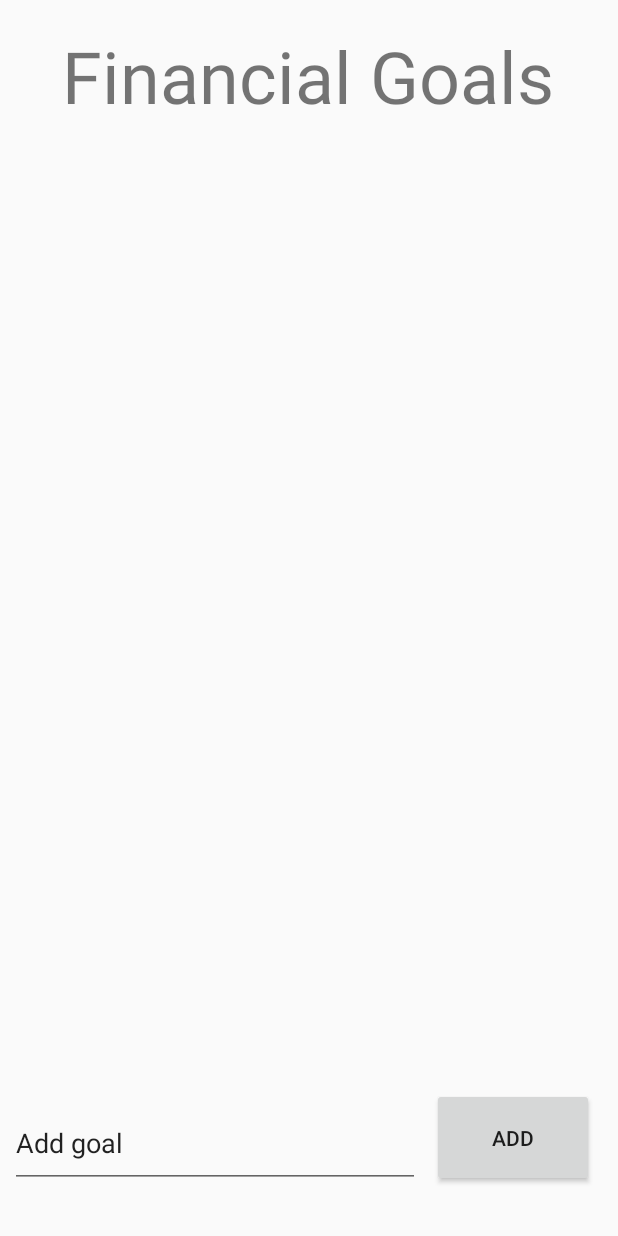
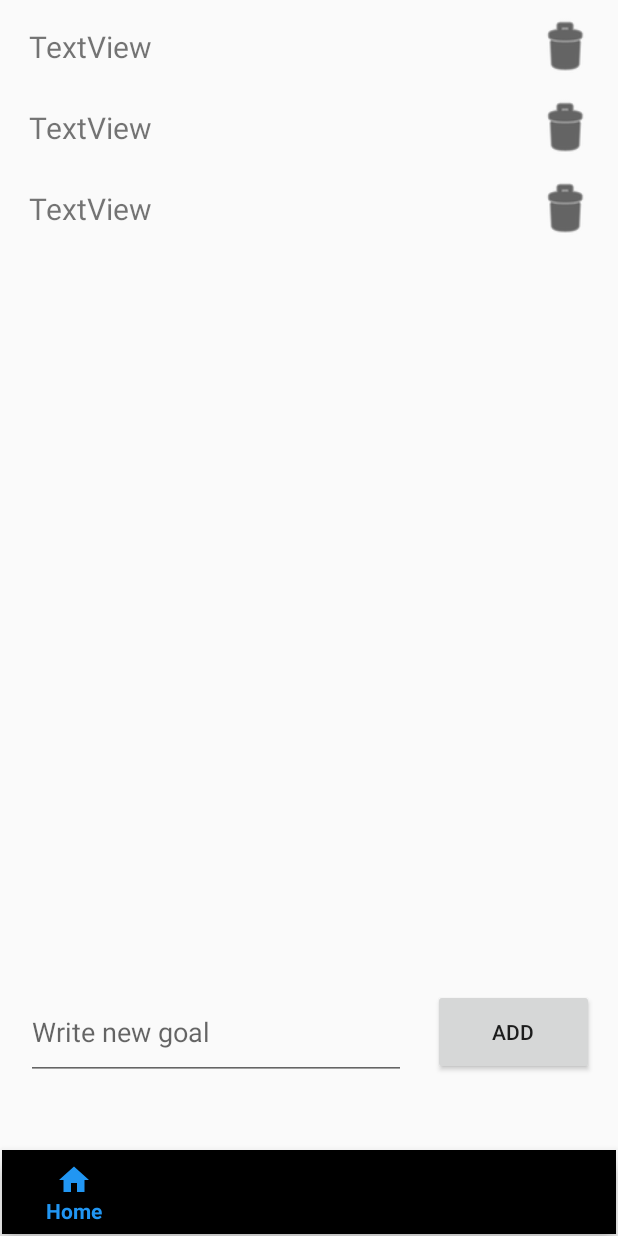
Before and after one commit to zuodanlee/MAD_Team4_Finance_Tracker, an Android app: the layout activity_goals.xml on its own in the app's theme, with its tools: preview values and no code run, on a phone screen of 412 x 824 dp. Run offline under Robolectric (Android 15) with nearby library versions, the phone set to English and light mode, and no system bars.

Commit message:
Goal layout

```diff
--- a/app/src/main/AndroidManifest.xml
+++ b/app/src/main/AndroidManifest.xml
@@ -12,6 +12,7 @@
         <activity android:name=".TransactionHistoryActivity" android:label="History"></activity>
         <activity android:name=".ReportActivity" android:label="Report"/>
         <activity android:name=".SettingActivity" android:label="Setting"/>
+        <activity android:name=".GoalsActivity" android:label="Financial Goals"/>
         <activity
             android:name=".SpendActivity"
             android:label="Expenses"
--- a/app/src/main/java/sg/edu/np/financetracker2/MainActivity.java
+++ b/app/src/main/java/sg/edu/np/financetracker2/MainActivity.java
@@ -91,6 +91,10 @@ public class MainActivity extends AppCompatActivity {
                     case R.id.history:
                         Intent intent4 = new Intent(MainActivity.this, TransactionHistoryActivity.class);
                         startActivity(intent4);
+                        break;
+                    case R.id.goals:
+                        Intent intent5 = new Intent(MainActivity.this, GoalsActivity.class);
+                        startActivity(intent5);
                         break;
                 }
 
--- a/app/src/main/java/sg/edu/np/financetracker2/NavbarActivity.java
+++ /dev/null
@@ -1,4 +0,0 @@
-package sg.edu.np.financetracker2;
-
-public class NavbarActivity {
-}
--- a/app/src/main/java/sg/edu/np/financetracker2/ReportActivity.java
+++ b/app/src/main/java/sg/edu/np/financetracker2/ReportActivity.java
@@ -2,6 +2,7 @@ package sg.edu.np.financetracker2;
 
 import androidx.annotation.NonNull;
 import androidx.appcompat.app.AppCompatActivity;
+import androidx.recyclerview.widget.RecyclerView;
 
 import android.content.Intent;
 import android.os.Bundle;
@@ -40,7 +41,10 @@ public class ReportActivity extends AppCompatActivity {
                         Intent intent4 = new Intent(ReportActivity.this, TransactionHistoryActivity.class);
                         startActivity(intent4);
                         break;
-
+                    case R.id.goals:
+                        Intent intent5 = new Intent(ReportActivity.this, GoalsActivity.class);
+                        startActivity(intent5);
+                        break;
                 }
 
                 return false;
--- a/app/src/main/java/sg/edu/np/financetracker2/SettingActivity.java
+++ b/app/src/main/java/sg/edu/np/financetracker2/SettingActivity.java
@@ -77,6 +77,10 @@ public class SettingActivity extends AppCompatActivity {
                     case R.id.history:
                         Intent intent4 = new Intent(SettingActivity.this, TransactionHistoryActivity.class);
                         startActivity(intent4);
+                        break;
+                    case R.id.goals:
+                        Intent intent5 = new Intent(SettingActivity.this, GoalsActivity.class);
+                        startActivity(intent5);
                         break;
                 }
 
--- a/app/src/main/java/sg/edu/np/financetracker2/TransactionHistoryActivity.java
+++ b/app/src/main/java/sg/edu/np/financetracker2/TransactionHistoryActivity.java
@@ -58,6 +58,10 @@ public class TransactionHistoryActivity extends AppCompatActivity {
                         Intent intent4 = new Intent(TransactionHistoryActivity.this, MainActivity.class);
                         startActivity(intent4);
                         break;
+                    case R.id.goals:
+                        Intent intent5 = new Intent(TransactionHistoryActivity.this, GoalsActivity.class);
+                        startActivity(intent5);
+                        break;
                 }
 
                 return false;
--- a/app/src/main/res/layout/activity_goals.xml
+++ b/app/src/main/res/layout/activity_goals.xml
@@ -6,51 +6,53 @@
     android:layout_width="match_parent"
     android:layout_height="match_parent">
 
-    <TextView
-        android:id="@+id/textView"
-        android:layout_width="328dp"
-        android:layout_height="69dp"
-        android:text="Financial Goals"
-        android:textSize="48dp"
+    <com.google.android.material.bottomnavigation.BottomNavigationView
+        android:id="@+id/bottomNavigationView"
+        android:layout_width="0dp"
+        android:layout_height="wrap_content"
+        android:layout_marginStart="1dp"
+        android:layout_marginEnd="1dp"
+        android:layout_marginBottom="1dp"
         app:layout_constraintBottom_toBottomOf="parent"
         app:layout_constraintEnd_toEndOf="parent"
-        app:layout_constraintHorizontal_bias="0.491"
         app:layout_constraintStart_toStartOf="parent"
-        app:layout_constraintTop_toTopOf="parent"
-        app:layout_constraintVertical_bias="0.024" />
+        app:menu="@menu/bottom_nav_menu" />
 
     <androidx.recyclerview.widget.RecyclerView
         android:id="@+id/recyclerGoal"
-        android:layout_width="398dp"
-        android:layout_height="517dp"
+        android:layout_width="413dp"
+        android:layout_height="454dp"
         app:layout_constraintBottom_toBottomOf="parent"
         app:layout_constraintEnd_toEndOf="parent"
+        app:layout_constraintHorizontal_bias="0.666"
         app:layout_constraintStart_toStartOf="parent"
-        app:layout_constraintTop_toTopOf="parent" />
+        app:layout_constraintTop_toTopOf="parent"
+        app:layout_constraintVertical_bias="0.03"
+        tools:listitem="@layout/recycler_view_goals" />
 
     <EditText
         android:id="@+id/goalText"
-        android:layout_width="273dp"
-        android:layout_height="60dp"
+        android:layout_width="253dp"
+        android:layout_height="63dp"
         android:ems="10"
+        android:hint="Write new goal"
         android:inputType="textPersonName"
-        android:text="Add goal"
         app:layout_constraintBottom_toBottomOf="parent"
         app:layout_constraintEnd_toEndOf="parent"
-        app:layout_constraintHorizontal_bias="0.049"
+        app:layout_constraintHorizontal_bias="0.108"
         app:layout_constraintStart_toStartOf="parent"
         app:layout_constraintTop_toTopOf="parent"
-        app:layout_constraintVertical_bias="0.958" />
+        app:layout_constraintVertical_bias="0.863" />
 
     <Button
         android:id="@+id/addGoal"
-        android:layout_width="108dp"
-        android:layout_height="66dp"
+        android:layout_width="107dp"
+        android:layout_height="57dp"
         android:text="Add"
         app:layout_constraintBottom_toBottomOf="parent"
         app:layout_constraintEnd_toEndOf="parent"
         app:layout_constraintHorizontal_bias="0.947"
         app:layout_constraintStart_toStartOf="parent"
         app:layout_constraintTop_toTopOf="parent"
-        app:layout_constraintVertical_bias="0.957" />
+        app:layout_constraintVertical_bias="0.86" />
 </androidx.constraintlayout.widget.ConstraintLayout>
--- /dev/null
+++ b/app/src/main/res/layout/recycler_view_goals.xml
@@ -0,0 +1,48 @@
+<?xml version="1.0" encoding="utf-8"?>
+<androidx.constraintlayout.widget.ConstraintLayout
+    xmlns:android="http://schemas.android.com/apk/res/android"
+    xmlns:app="http://schemas.android.com/apk/res-auto"
+    xmlns:tools="http://schemas.android.com/tools"
+    android:layout_width="match_parent"
+    android:layout_height="wrap_content">
+
+    <TextView
+        android:id="@+id/goalText"
+        android:layout_width="335dp"
+        android:layout_height="40dp"
+        android:gravity="center_vertical"
+        android:text="TextView"
+        android:textSize="20dp"
+        app:layout_constraintBottom_toBottomOf="parent"
+        app:layout_constraintEnd_toEndOf="parent"
+        app:layout_constraintHorizontal_bias="0.245"
+        app:layout_constraintStart_toStartOf="parent"
+        app:layout_constraintTop_toTopOf="parent"
+        app:layout_constraintVertical_bias="0.0" />
+
+    <ImageButton
+        android:id="@+id/deleteGoal"
+        android:layout_width="40dp"
+        android:layout_height="40dp"
+        android:background="#00FF0000"
+        android:scaleX="1.3"
+        android:scaleY="1.3"
+        android:tint="#000000"
+        app:layout_constraintBottom_toBottomOf="parent"
+        app:layout_constraintEnd_toEndOf="parent"
+        app:layout_constraintHorizontal_bias="0.956"
+        app:layout_constraintStart_toStartOf="parent"
+        app:layout_constraintTop_toTopOf="parent"
+        app:layout_constraintVertical_bias="0.0"
+        app:srcCompat="@android:drawable/ic_menu_delete" />
+
+    <Space
+        android:layout_width="251dp"
+        android:layout_height="14dp"
+        app:layout_constraintBottom_toBottomOf="parent"
+        app:layout_constraintEnd_toEndOf="parent"
+        app:layout_constraintHorizontal_bias="0.497"
+        app:layout_constraintStart_toStartOf="parent"
+        app:layout_constraintTop_toBottomOf="@+id/goalText" />
+
+</androidx.constraintlayout.widget.ConstraintLayout>
--- a/app/src/main/res/menu/bottom_nav_menu.xml
+++ b/app/src/main/res/menu/bottom_nav_menu.xml
@@ -13,6 +13,10 @@
         android:icon="@drawable/ic_show_chart_black_24dp"
         android:title="Report" />
     <item
+        android:id="@+id/goals"
+        android:icon="@drawable/ic_goals"
+        android:title="Goals" />
+    <item
         android:id="@+id/settings"
         android:icon="@drawable/ic_settings_black_24dp"
         android:title="Settings" />
```
Also changed, not shown: app/src/main/java/sg/edu/np/financetracker2/Goal.java (added, +24 -0 lines), app/src/main/java/sg/edu/np/financetracker2/GoalsActivity.java (+92 -1 lines), app/src/main/java/sg/edu/np/financetracker2/recyclerGoalAdapter.java (added, +53 -0 lines), app/src/main/java/sg/edu/np/financetracker2/recyclerGoalHolder.java (added, +19 -0 lines), app/src/main/res/drawable/ic_goals.png (added).
